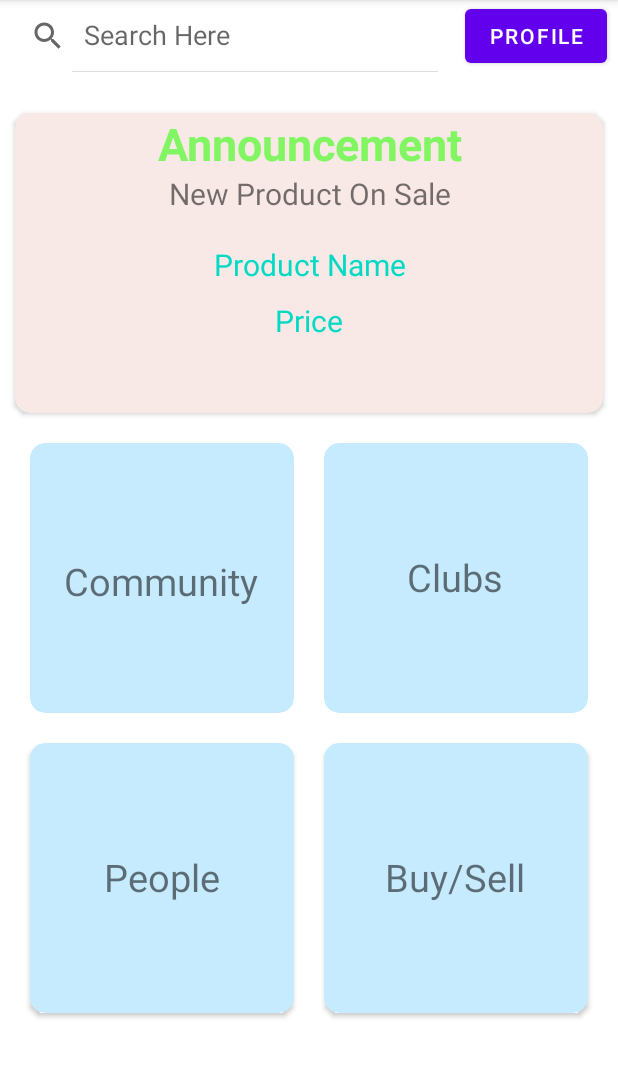
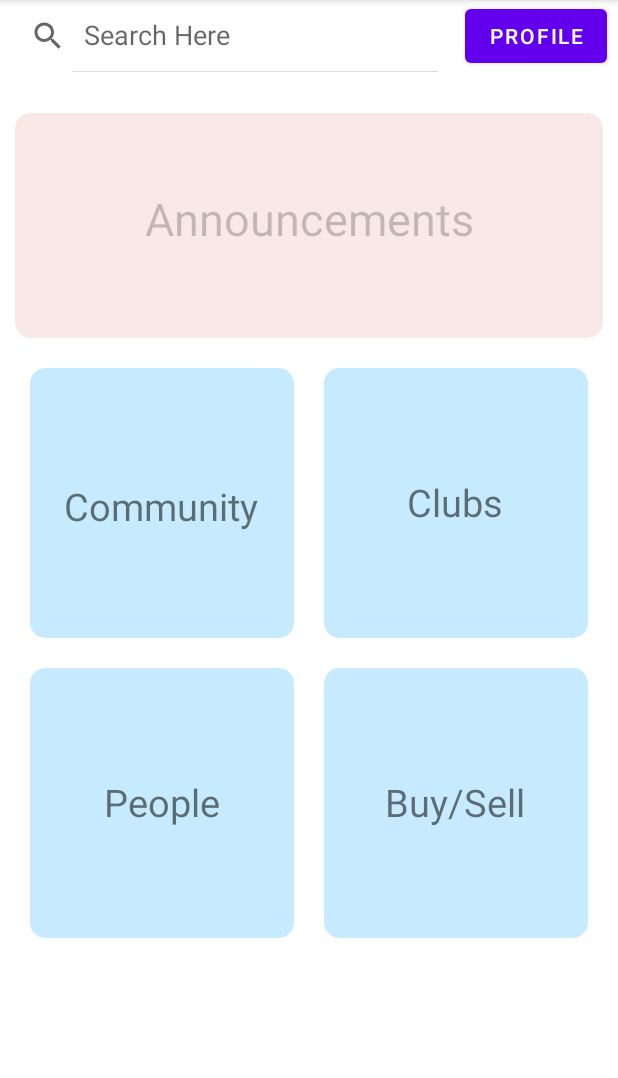
Before and after one commit to vimi30/UniversityBazaarSystem, an Android app: the HomeActivity screen opened directly, with no data from a screen before it, on a phone screen of 412 x 824 dp, the part 84-1162 px from its top. Run offline under Robolectric (Android 15) with nearby library versions, the phone set to English and light mode, and no system bars.

Commit message:
Revert "Showing Announcement for newly added product"
This reverts commit dd7377c001bee87cb64c8a7a064622a0f7e81542.

# Conflicts:
#	app/src/main/java/com/example/universitybazaarsystem/DatabaseHelper.java
#	app/src/main/java/com/example/universitybazaarsystem/HomeActivity.java

```diff
--- a/app/src/main/java/com/example/universitybazaarsystem/CommunityPage.java
+++ b/app/src/main/java/com/example/universitybazaarsystem/CommunityPage.java
@@ -45,8 +45,8 @@ public class CommunityPage extends AppCompatActivity {
 
                 /////enter you email id in username
                 ///enter your password
-                final String username = " ";
-                final String password = " ";
+                final String username = "rajatchaudhary2306@gmail.com";
+                final String password = "daryavsinghAryans123@#";
 
                 String mail_id = sendmail.getText().toString();
                 String messageCnt = message.getText().toString();
--- a/app/src/main/java/com/example/universitybazaarsystem/HomeActivity.java
+++ b/app/src/main/java/com/example/universitybazaarsystem/HomeActivity.java
@@ -3,7 +3,6 @@
 import androidx.appcompat.app.AppCompatActivity;
 
 import android.content.Intent;
-import android.database.Cursor;
 import android.os.Bundle;
 import android.view.View;
 import android.widget.Button;
@@ -14,13 +13,8 @@ import android.widget.TextView;
     private TextView people;
     private TextView community;
     private TextView clubs;
-    private TextView buy_sell, announcePN,announcePP;
-
-    DatabaseHelper dbHelper;
-
-
-
-     //Button logoutButton;
+    private TextView buy_sell;
+    //Button logoutButton;
     @Override
     protected void onCreate(Bundle savedInstanceState) {
         super.onCreate(savedInstanceState);
@@ -31,17 +25,9 @@ import android.widget.TextView;
         community = findViewById(R.id.comunityTab);
         clubs = findViewById(R.id.clubTab);
         buy_sell = findViewById(R.id.buy_sellTab);
-        announcePN = findViewById(R.id.announceProductName);
-        announcePP = findViewById(R.id.announceProductPrice);
-
 
         profileButton = findViewById(R.id.profile);
-
-        dbHelper = new DatabaseHelper(this);
-
-
         String username = getIntent().getStringExtra("username");
-
 
         profileButton.setOnClickListener(new View.OnClickListener() {
             @Override
@@ -89,21 +75,6 @@ import android.widget.TextView;
         });
 
     }
-
-     @Override
-     protected void onStart() {
-         super.onStart();
-         Cursor latestRow = dbHelper.getCursorForProductList();
-         if(latestRow.getCount() > 0) {
-             latestRow.moveToLast();
-             announcePN.setText(latestRow.getString(1));
-
-             announcePP.setText("For: " + latestRow.getString(2));
-         }
-
-     }
-
-
     public void openProfilePage(){
         Intent intent = new Intent(this, ProfilePage.class);
         startActivity(intent);
--- a/app/src/main/res/layout/activity_home.xml
+++ b/app/src/main/res/layout/activity_home.xml
@@ -47,46 +47,20 @@
 
             <LinearLayout
                 android:layout_width="match_parent"
-                android:layout_height="200sp"
-                android:orientation="vertical">
+                android:layout_height="wrap_content"
+                android:orientation="horizontal">
 
                 <TextView
                     android:layout_width="match_parent"
-                    android:layout_height="40sp"
-                    android:text="Announcement"
+                    android:layout_height="150sp"
+                    android:text="Announcements"
                     android:textSize="30sp"
-                    android:textStyle="bold"
-                    android:gravity="center"
-                    android:textColor="#81f662"
-
-                    />
-                <TextView
-                    android:layout_width="match_parent"
-                    android:layout_height="wrap_content"
-                    android:text="New Product On Sale"
-                    android:textSize="20sp"
-                    android:gravity="center"
+                    android:textColor="@color/cardview_shadow_start_color"
+                    android:layout_gravity="center"
+                    android:textAlignment="center"
+                    android:paddingTop="50sp"
                     />
 
-                <TextView
-                    android:id="@+id/announceProductName"
-                    android:layout_width="match_parent"
-                    android:layout_height="wrap_content"
-                    android:gravity="center"
-                    android:paddingTop="20sp"
-                    android:paddingBottom="10sp"
-                    android:text="Product Name"
-                    android:textColor="@color/teal_200"
-                    android:textSize="20sp" />
-
-                <TextView
-                    android:id="@+id/announceProductPrice"
-                    android:layout_width="match_parent"
-                    android:layout_height="wrap_content"
-                    android:gravity="center"
-                    android:text="Price"
-                    android:textColor="@color/teal_200"
-                    android:textSize="20sp" />
             </LinearLayout>
         </androidx.cardview.widget.CardView>
 
```
Also changed, not shown: app/src/main/java/com/example/universitybazaarsystem/DatabaseHelper.java (+0 -13 lines).
